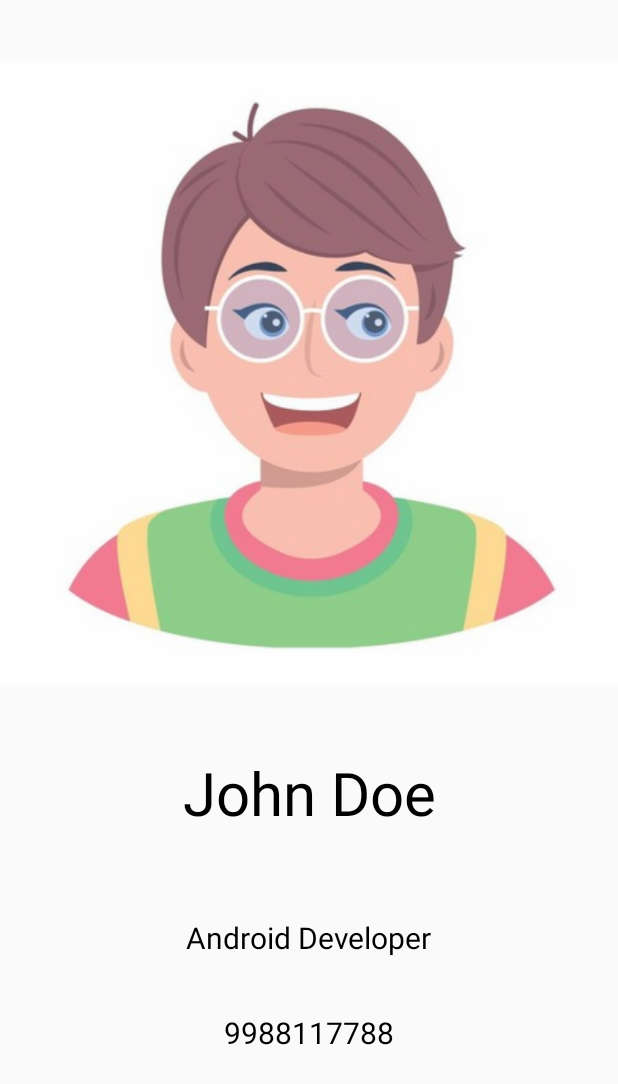
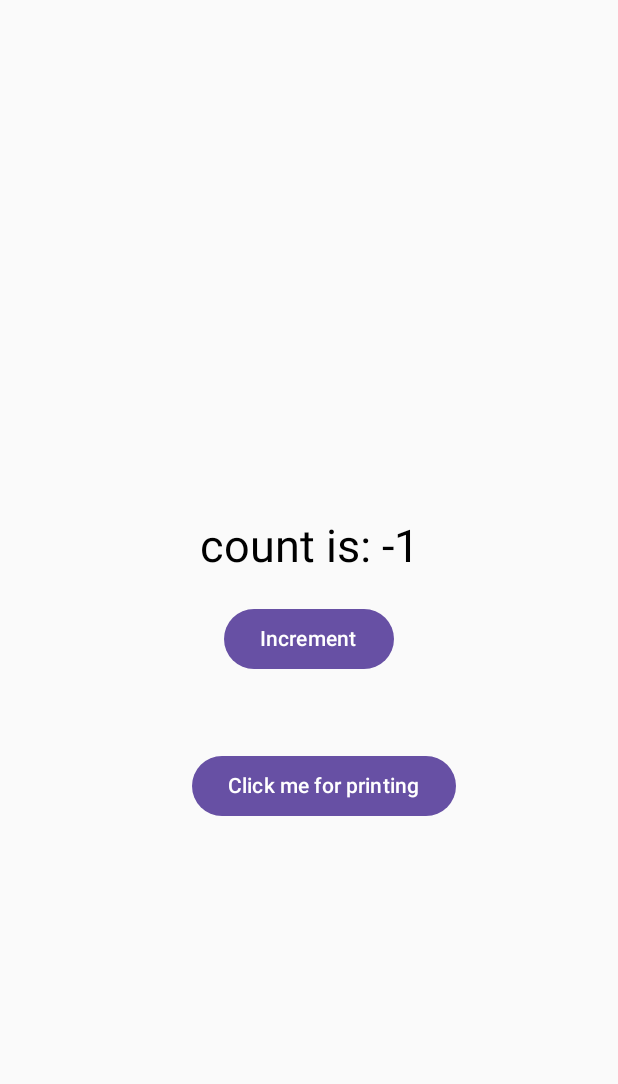
Before and after one commit to ZSank/IntroCard, an Android app built with Jetpack Compose: the screen it shows after launch (MainActivity), on a phone screen of 412 x 824 dp. Shown: the top 1084 px of the screen. Run offline under Robolectric (Android 15) with nearby library versions, the phone set to English and light mode, and no system bars.

Commit message:
Add button and state

```diff
--- /dev/null
+++ b/app/src/main/java/com/sankapp/introcard/IntroCardWithButton.kt
@@ -0,0 +1,59 @@
+package com.sankapp.introcard
+
+import androidx.compose.foundation.layout.Arrangement
+import androidx.compose.foundation.layout.Column
+import androidx.compose.foundation.layout.fillMaxSize
+import androidx.compose.foundation.layout.padding
+import androidx.compose.material3.Button
+import androidx.compose.material3.Text
+import androidx.compose.runtime.Composable
+import androidx.compose.runtime.getValue
+import androidx.compose.runtime.mutableStateOf
+import androidx.compose.runtime.saveable.rememberSaveable
+import androidx.compose.runtime.setValue
+import androidx.compose.ui.Alignment
+import androidx.compose.ui.Modifier
+import androidx.compose.ui.tooling.preview.Preview
+import androidx.compose.ui.unit.dp
+import androidx.compose.ui.unit.sp
+
+@Preview (showSystemUi = true)
+@Composable
+fun IntroCardWithButton() {
+//    simple variable, won't work with composable
+//    var count: Int = 0
+
+//    Cannot survive configuration changes like screen rotation
+//    var count by remember { mutableStateOf(-1) }
+
+//    Best way to declare state. Survives configuration changes.
+    var count by rememberSaveable { mutableStateOf(-1) }
+
+
+    Column(
+        modifier = Modifier
+            .padding(top = 50.dp)
+            .fillMaxSize(), verticalArrangement = Arrangement.Center, horizontalAlignment = Alignment.CenterHorizontally
+    ) {
+        Text(text = "count is: $count",
+            modifier = Modifier.padding(20.dp),
+            fontSize = 30.sp
+        )
+
+        Button(onClick = { count += 1 }) {
+            Text("Increment")
+        }
+
+        Button(
+            onClick = { printMyValue() },
+            modifier = Modifier.padding(top = 50.dp, start = 20.dp)
+        ) {
+            Text("Click me for printing")
+        }
+    }
+}
+
+
+fun printMyValue() {
+    println(" printMyValue")
+}
--- a/app/src/main/java/com/sankapp/introcard/MainActivity.kt
+++ b/app/src/main/java/com/sankapp/introcard/MainActivity.kt
@@ -25,7 +25,8 @@ class MainActivity : ComponentActivity() {
         super.onCreate(savedInstanceState)
         enableEdgeToEdge()
         setContent {
-            MyNameWithImage()
+            IntroCardWithButton()
+//            MyNameWithImage()
         }
     }
 }
```
